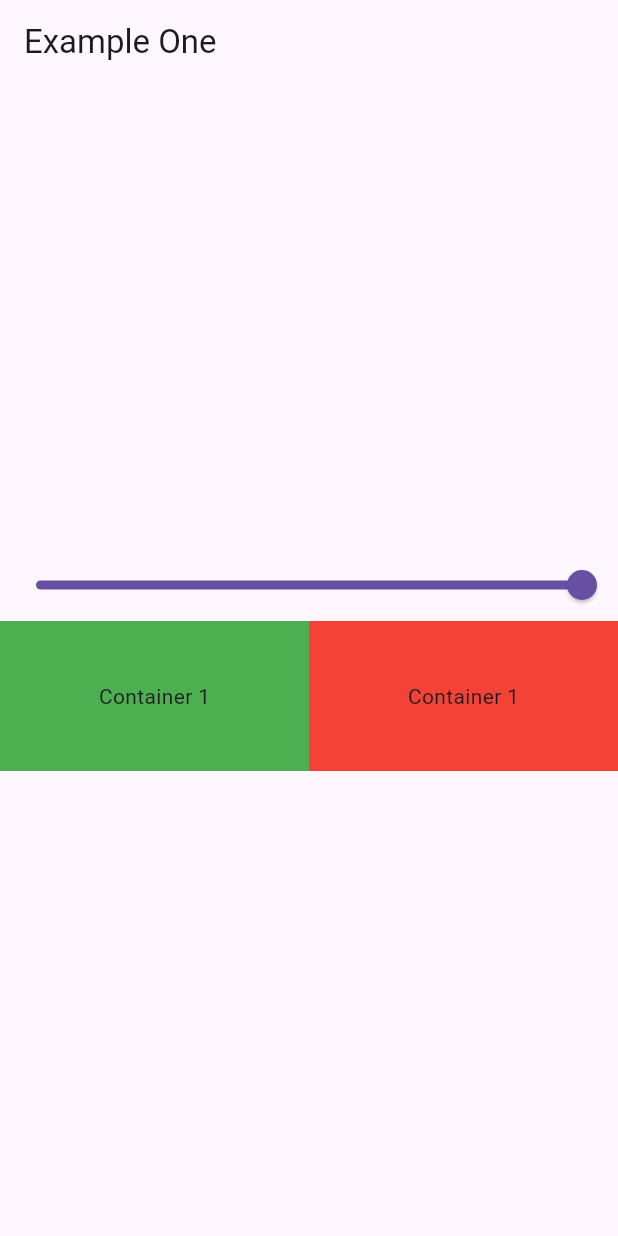
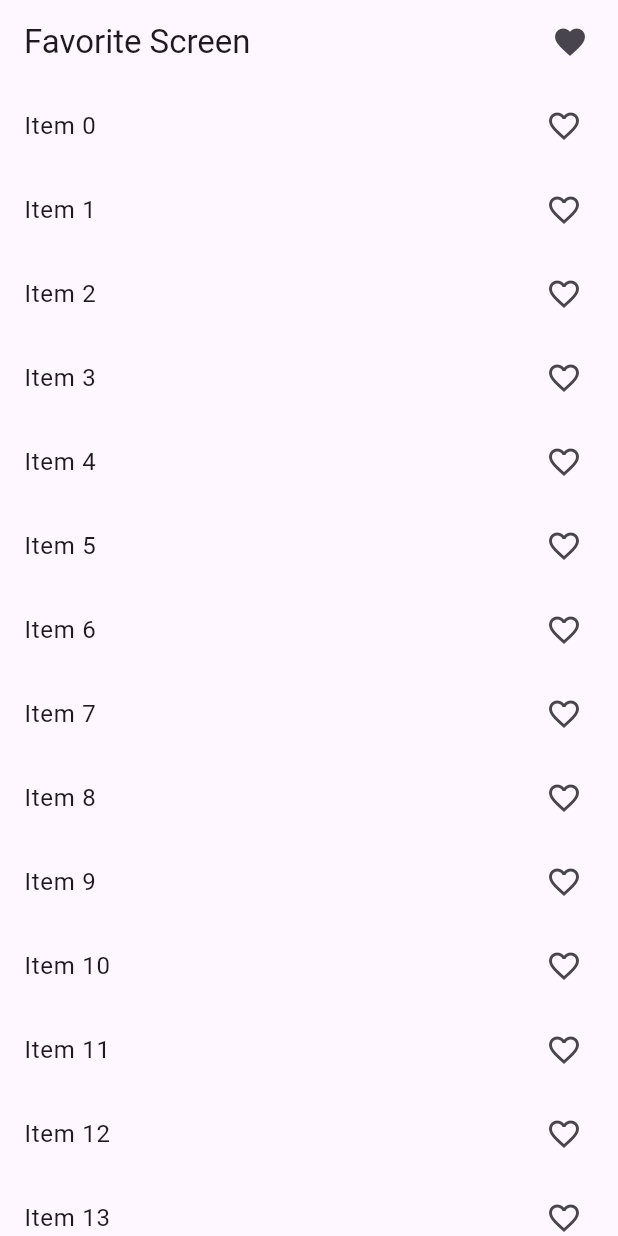
Before and after one commit to HamzaIqbalMughal/flutter_working_with_provider, a Flutter app: the screen it shows after launch, on a phone screen of 412 x 824 dp. Run offline on Flutter 3.47's test engine with Material 3 defaults, Android fonts, the phone set to English and light mode, and no system bars.

Commit message:
added favouriteScreen with provider.

```diff
--- a/lib/main.dart
+++ b/lib/main.dart
@@ -1,8 +1,11 @@
 import 'package:flutter/material.dart';
 import 'package:flutter_working_with_provider/provider/count_provider.dart';
 import 'package:flutter_working_with_provider/provider/example_one_provider.dart';
+import 'package:flutter_working_with_provider/provider/favourite_provider.dart';
 import 'package:flutter_working_with_provider/screen/count_example.dart';
 import 'package:flutter_working_with_provider/screen/example_one_screen.dart';
+import 'package:flutter_working_with_provider/screen/favourite/favorite_screen_without_provider.dart';
+import 'package:flutter_working_with_provider/screen/favourite/favourite_screen.dart';
 import 'package:provider/provider.dart';
 
 import 'Statefull_widget_screen.dart';
@@ -42,6 +45,7 @@ class MyApp extends StatelessWidget {
       providers: [
         ChangeNotifierProvider(create: (_) => CountProvider()),
         ChangeNotifierProvider(create: (_)=> ExampleOneProvider()),
+        ChangeNotifierProvider(create: (_)=> FavouriteItemProvider()),
       ],
       child: MaterialApp(
         debugShowCheckedModeBanner: false,
@@ -49,7 +53,9 @@ class MyApp extends StatelessWidget {
         theme: ThemeData(
           primarySwatch: Colors.blue,
         ),
-        home: ExampleOneScreen(),
+        // home: ExampleOneScreen(),
+        // home: FavouriteScreenWithoutProvider(),
+        home: FavouriteScreen(),
       ),
     );
   }
--- /dev/null
+++ b/lib/provider/favourite_provider.dart
@@ -0,0 +1,16 @@
+import 'package:flutter/foundation.dart';
+
+class FavouriteItemProvider with ChangeNotifier{
+  List<int> _selectedItem = [];
+
+  List<int> get selectedItem => _selectedItem;
+
+  void addItem(int value){
+    _selectedItem.add(value);
+    notifyListeners();
+  }
+  void removeItem(int value){
+    _selectedItem.remove(value);
+    notifyListeners();
+  }
+}
--- /dev/null
+++ b/lib/screen/favourite/favourite_screen.dart
@@ -0,0 +1,66 @@
+import 'package:flutter/material.dart';
+import 'package:flutter_working_with_provider/provider/favourite_provider.dart';
+import 'package:flutter_working_with_provider/screen/favourite/my_favourites_screen.dart';
+import 'package:provider/provider.dart';
+
+class FavouriteScreen extends StatefulWidget {
+  const FavouriteScreen({super.key});
+
+  @override
+  State<FavouriteScreen> createState() => _FavouriteScreenState();
+}
+
+class _FavouriteScreenState extends State<FavouriteScreen> {
+  @override
+  Widget build(BuildContext context) {
+    // final favouriteProvider = Provider.of<FavouriteItemProvider>(context);
+    print('build');
+    return Scaffold(
+      appBar: AppBar(
+        title: Text('Favorite Screen'),
+        actions: [
+          InkWell(
+            onTap: () {
+              Navigator.push(
+                  context,
+                  MaterialPageRoute(
+                      builder: (context) => MyFavouriteItemsScreen()));
+            },
+            child: Icon(Icons.favorite),
+          ),
+          SizedBox(
+            width: 20,
+          ),
+        ],
+      ),
+      body: Column(
+        children: [
+          Expanded(
+            child: ListView.builder(
+              itemCount: 100,
+              itemBuilder: (context, index) {
+                return Consumer<FavouriteItemProvider>(
+                  builder: (context, value, child) {
+                    return ListTile(
+                      onTap: () {
+                        if (value.selectedItem.contains(index)) {
+                          value.removeItem(index);
+                        } else {
+                          value.addItem(index);
+                        }
+                      },
+                      title: Text('Item ' + index.toString()),
+                      trailing: Icon(value.selectedItem.contains(index)
+                          ? Icons.favorite
+                          : Icons.favorite_outline),
+                    );
+                  },
+                );
+              },
+            ),
+          )
+        ],
+      ),
+    );
+  }
+}
```
Also changed, not shown: lib/screen/favourite/favorite_screen_without_provider.dart (added, +48 -0 lines), lib/screen/favourite/my_favourites_screen.dart (added, +64 -0 lines).
